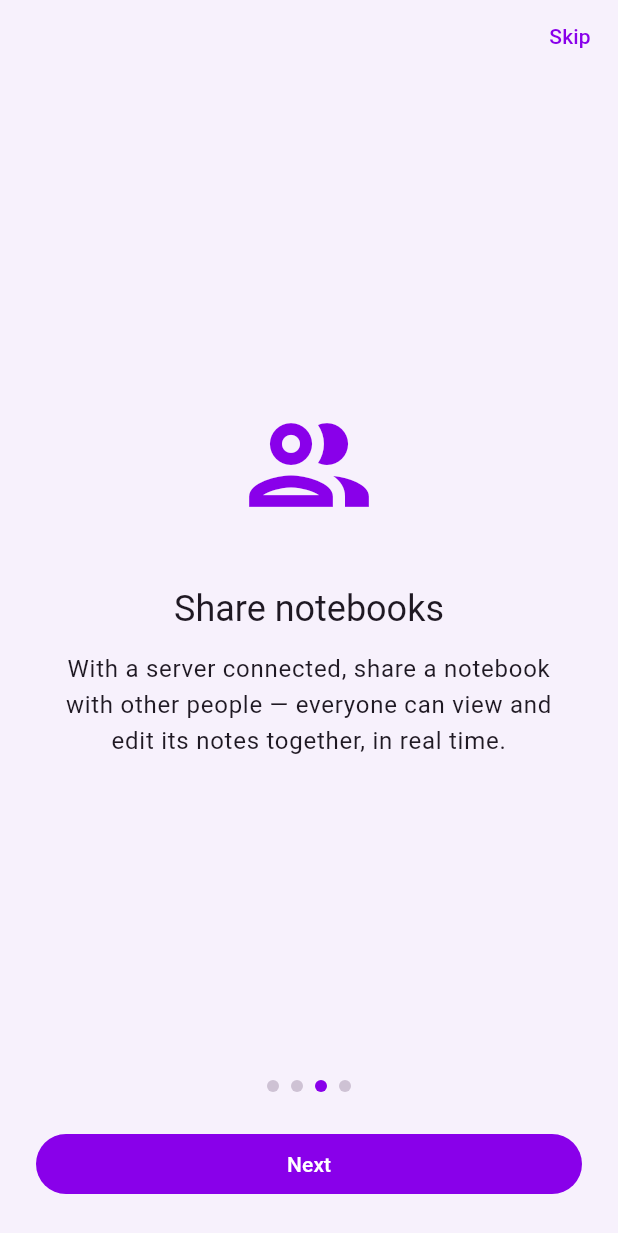
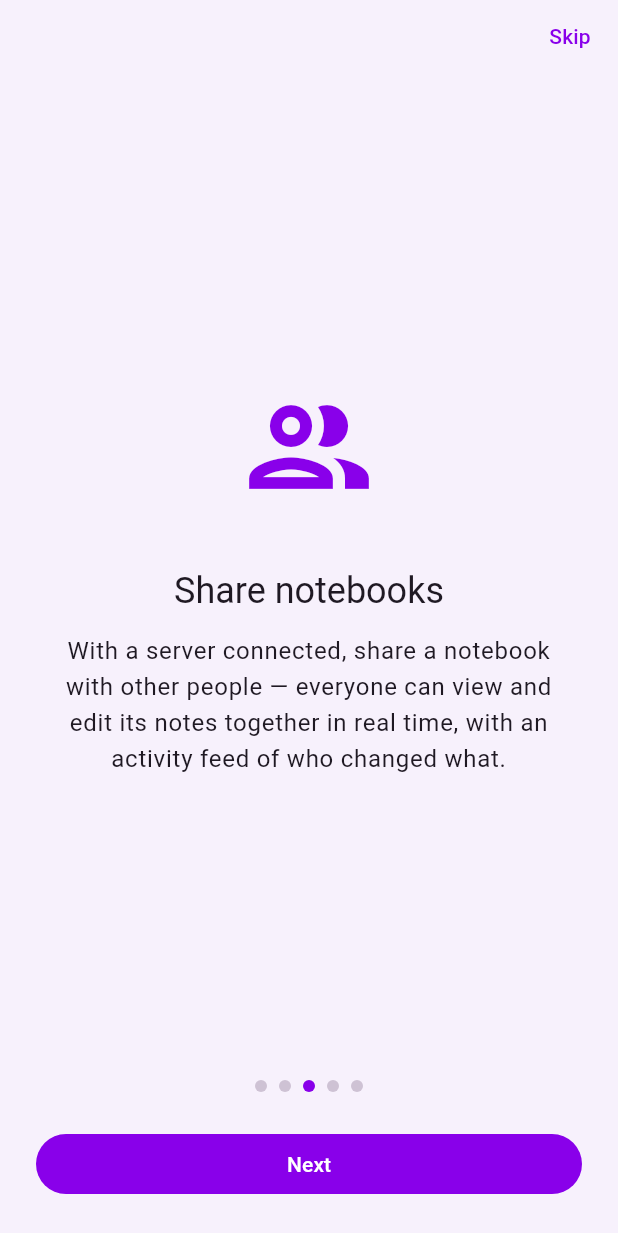
Before and after one commit to Hromad-a/Noteesek, a Flutter app: the screen it shows after launch, swiped to page 3, on a phone screen of 412 x 824 dp. Shown: the top 1233 px of the screen. Run offline on Flutter 3.47's test engine with Material 3 defaults, Android fonts, the phone set to English and light mode, and no system bars; our stand-ins replace connectivity_plus, drift, drift_flutter, flutter_riverpod, flutter_secure_storage, image_picker and 8 more; missing offline and left inert: dart:js_interop, file_selector, markdown, markdown_widget, receive_sharing_intent; accounts and stored records are empty; generated files the repository leaves out were written again.

Commit message:
feat(onboarding): add a "Keep score" slide; mention new features
- New onboarding slide for the game/farkle score-tracker note types.
- Refresh the share slide (activity feed) and notes slide (custom notebook icons).

Co-Authored-By: Claude Opus 4.8 <noreply@anthropic.com>

```diff
--- a/app/lib/features/onboarding/onboarding_screen.dart
+++ b/app/lib/features/onboarding/onboarding_screen.dart
@@ -40,6 +40,11 @@ class _OnboardingScreenState extends ConsumerState<OnboardingScreen> {
           icon: Icons.checklist_outlined,
           title: l10n.onboardNotesTitle,
           body: l10n.onboardNotesBody,
+        ),
+        (
+          icon: Icons.casino_outlined,
+          title: l10n.onboardScoreTitle,
+          body: l10n.onboardScoreBody,
         ),
       ];
 
--- a/app/lib/l10n/app_cs.arb
+++ b/app/lib/l10n/app_cs.arb
@@ -287,9 +287,11 @@
   "onboardSyncTitle": "Synchronizace, pokud ji chcete",
   "onboardSyncBody": "Připojte si vlastní server a zálohujte i synchronizujte mezi zařízeními. Je to volitelné a vše zůstává jen u vás.",
   "onboardShareTitle": "Sdílejte notýsky",
-  "onboardShareBody": "Když máte připojený server, můžete notýsek sdílet s dalšími lidmi — jeho poznámky pak všichni společně upravujete v reálném čase.",
+  "onboardShareBody": "Když máte připojený server, můžete notýsek sdílet s dalšími lidmi — jeho poznámky pak všichni společně upravujete v reálném čase, s přehledem aktivity, kdo co změnil.",
   "onboardNotesTitle": "Poznámky podle vás",
-  "onboardNotesBody": "Text i seznamy úkolů, štítky a barvy, notýsky, obrázky, vyhledávání a zámek aplikace pro vaše soukromí.",
+  "onboardNotesBody": "Text i seznamy úkolů, štítky a barvy, notýsky s vlastními ikonami, obrázky, vyhledávání a zámek aplikace pro vaše soukromí.",
+  "onboardScoreTitle": "Počítejte skóre",
+  "onboardScoreBody": "Sledujte skóre jakékoli hry pomocí počítadla — nebo si zahrajte celou Farkle po tazích — přímo v poznámce.",
 
   "snapshotsHeader": "Snímky",
   "couldNotLoadSnapshots": "Snímky se nepodařilo načíst: {detail}",
--- a/app/lib/l10n/app_en.arb
+++ b/app/lib/l10n/app_en.arb
@@ -395,9 +395,11 @@
   "onboardSyncTitle": "Sync when you want",
   "onboardSyncBody": "Connect your own server to back up and sync across devices. Optional, and entirely yours.",
   "onboardShareTitle": "Share notebooks",
-  "onboardShareBody": "With a server connected, share a notebook with other people — everyone can view and edit its notes together, in real time.",
+  "onboardShareBody": "With a server connected, share a notebook with other people — everyone can view and edit its notes together in real time, with an activity feed of who changed what.",
   "onboardNotesTitle": "Notes, your way",
-  "onboardNotesBody": "Text and checklists, labels and colors, notebooks, images, search, and an app lock to keep them private.",
+  "onboardNotesBody": "Text and checklists, labels and colors, notebooks with custom icons, images, search, and an app lock to keep them private.",
+  "onboardScoreTitle": "Keep score",
+  "onboardScoreBody": "Track any game with a built-in score counter — or play a full turn-by-turn game of Farkle — right inside a note.",
 
   "snapshotsHeader": "Snapshots",
   "couldNotLoadSnapshots": "Could not load snapshots: {detail}",
```
